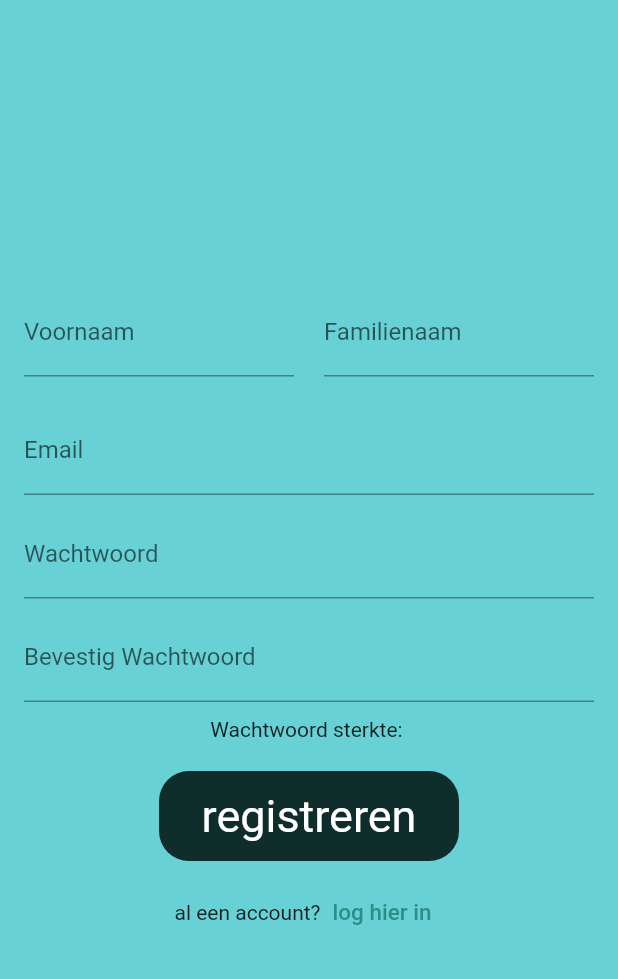
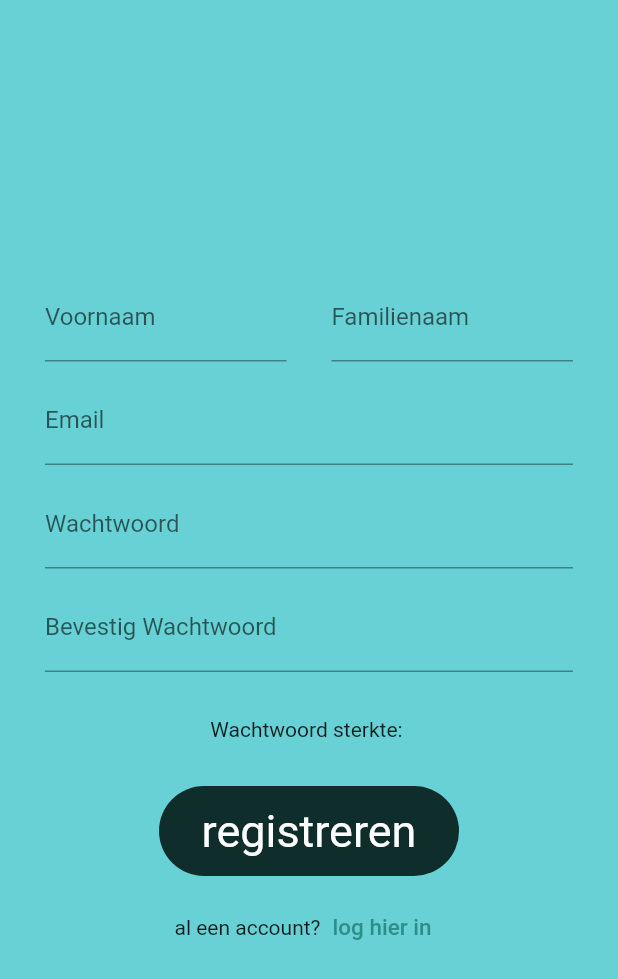
Before and after one commit to Lenaerts-Nestor/Project_Mobile_Development, a Flutter app: the screen it shows after launch, after a tap on "Maak een account", on a phone screen of 412 x 824 dp. Shown: the top 979 px of the screen. Run offline on Flutter 3.47's test engine with Material 2 defaults, Android fonts, the phone set to English and light mode, and no system bars; our stand-ins replace cloud_firestore, firebase_auth, firebase_core, flutter_map, flutter_svg, google_nav_bar and 1 more; accounts and stored records are empty; network calls fail.

Commit message:
major design refactor update

```diff
--- a/lib/components/custom_button.dart
+++ b/lib/components/custom_button.dart
@@ -21,14 +21,14 @@ class BlackButton extends StatelessWidget {
       width: 200,
       height: 60,
       child: Material(
-        borderRadius: BorderRadius.circular(20),
+        borderRadius: BorderRadius.circular(radius),
         color: backgroundColor,
         child: InkWell(
           onTap: onPressed,
           child: Center(
             child: Text(
               text,
-              style: TextStyle(
+              style: const TextStyle(
                 color: color1,
                 fontSize: fontSize3,
               ),
--- a/lib/components/style/designStyle.dart
+++ b/lib/components/style/designStyle.dart
@@ -6,9 +6,9 @@
 import 'package:flutter/material.dart';
 
 //font sizes
-double fontSize1 = 15;
-double fontSize2 = 20;
-double fontSize3 = 30;
+const double fontSize1 = 15;
+const double fontSize2 = 20;
+const double fontSize3 = 30;
 
 // font families
 String fontFamilyTitle = "Intro";
@@ -24,6 +24,14 @@ const Color color4 = Color(0xFF67D1D6);
 const Color color5 = Color(0xFF2D8E89);
 const Color color6 = Color(0xFF0F2D2B);
 const Color color7 = Color(0xFF933737);
+
+// offsets
+const double padding = 30;
+const double verticalSpacing1 = 10;
+const double verticalSpacing2 = 30;
+
+//corners
+const double radius = 30;
 
 // iconsizes
 const double iconSizeNav = 35;
--- a/lib/pages/login-register/login/forgot_password_page.dart
+++ b/lib/pages/login-register/login/forgot_password_page.dart
@@ -2,6 +2,7 @@
 
 import 'package:firebase_auth/firebase_auth.dart';
 import 'package:flutter/material.dart';
+import 'package:parkflow/components/style/designStyle.dart';
 
 import '../../../main.dart';
 import 'package:parkflow/pages/login-register/login/login_page.dart';
@@ -44,7 +45,7 @@ class _ForgotPasswordPageState extends State<ForgotPasswordPage> {
                 decoration: const InputDecoration(labelText: 'Email'),
               ),
               const SizedBox(
-                height: 30,
+                height: verticalSpacing2,
               ),
               BlackButton(
                 onPressed: resetPassword,
--- a/lib/pages/login-register/login/login_page.dart
+++ b/lib/pages/login-register/login/login_page.dart
@@ -1,13 +1,14 @@
 // ignore_for_file: library_private_types_in_public_api
 
 import 'package:flutter/material.dart';
+import 'package:parkflow/components/style/designStyle.dart';
 import 'package:parkflow/pages/login-register/auth_services.dart';
 import 'package:parkflow/pages/login-register/login/forgot_password_page.dart';
 import 'package:parkflow/pages/login-register/register/register_page.dart';
 import 'package:parkflow/components/custom_button.dart';
 import 'package:parkflow/components/custom_text_button.dart';
 import 'package:parkflow/components/custom_text.dart';
-import 'package:flutter_svg/flutter_svg.dart';
+import 'package:flutter_svg/svg.dart';
 
 class LoginPage extends StatefulWidget {
   const LoginPage({Key? key}) : super(key: key);
@@ -33,24 +34,24 @@ class _LoginPageState extends State<LoginPage> {
       body: SingleChildScrollView(
         child: SafeArea(
           child: Padding(
-            padding: const EdgeInsets.all(16),
+            padding: const EdgeInsets.all(padding),
             child: Column(
               mainAxisAlignment: MainAxisAlignment.center,
               children: [
-                const SizedBox(height: 30),
+                const SizedBox(height: verticalSpacing2*2),
                 Center(
                   child: SvgPicture.asset(
                     'assets/logo.svg',
-                    width: MediaQuery.of(context).size.width - 60,
+                    width: MediaQuery.of(context).size.width - padding*3,
                   ),
                 ),
-                const SizedBox(height: 40),
+                const SizedBox(height: verticalSpacing2*3),
                 const CustomText(
                   text: 'Parkeren was nog nooit zo eenvoudig',
                 ),
-                const SizedBox(height: 30),
+                const SizedBox(height: verticalSpacing2),
                 SizedBox(
-                  width: MediaQuery.of(context).size.width - 60,
+                  width: MediaQuery.of(context).size.width,
                   child: TextField(
                     controller: emailController,
                     textInputAction: TextInputAction.next,
@@ -60,10 +61,10 @@ class _LoginPageState extends State<LoginPage> {
                   ),
                 ),
                 const SizedBox(
-                  height: 10,
+                  height: verticalSpacing1,
                 ),
                 SizedBox(
-                  width: MediaQuery.of(context).size.width - 60,
+                  width: MediaQuery.of(context).size.width,
                   child: TextField(
                     controller: passwordController,
                     textInputAction: TextInputAction.done,
@@ -73,7 +74,7 @@ class _LoginPageState extends State<LoginPage> {
                     obscureText: true,
                   ),
                 ),
-                const SizedBox(height: 30),
+                const SizedBox(height: verticalSpacing2),
                 BlackButton(
                   onPressed: () =>
                       signin(context, emailController, passwordController),
--- a/lib/pages/login-register/register/register_page.dart
+++ b/lib/pages/login-register/register/register_page.dart
@@ -1,6 +1,7 @@
 // ignore_for_file: use_build_context_synchronously, avoid_print
 
 import 'package:flutter/material.dart';
+import 'package:parkflow/components/style/designStyle.dart';
 import 'package:parkflow/pages/home/home_page.dart';
 import 'package:parkflow/pages/login-register/auth_services.dart';
 import 'package:parkflow/pages/login-register/login/login_page.dart';
@@ -57,7 +58,7 @@ class _SignUpPageState extends State<RegisterPage> {
     return Scaffold(
       body: SafeArea(
         child: Padding(
-          padding: const EdgeInsets.all(16),
+          padding: const EdgeInsets.all(padding),
           child: Column(
             mainAxisAlignment: MainAxisAlignment.center,
             children: [
@@ -68,7 +69,7 @@ class _SignUpPageState extends State<RegisterPage> {
                         nameController, 'Voornaam', TextInputAction.next,
                         obscureText: false),
                   ),
-                  const SizedBox(width: 20),
+                  const SizedBox(width: padding),
                   Expanded(
                     child: _buildTextField(
                       familyNameController,
@@ -79,20 +80,20 @@ class _SignUpPageState extends State<RegisterPage> {
                   ),
                 ],
               ),
-              const SizedBox(height: 20),
+              const SizedBox(height: verticalSpacing1),
               _buildTextField(emailController, 'Email', TextInputAction.next,
                   obscureText: false),
-              const SizedBox(height: 10),
+              const SizedBox(height: verticalSpacing1),
               _buildTextField(
                   passwordController, 'Wachtwoord', TextInputAction.next,
                   obscureText: true),
-              const SizedBox(height: 10),
+              const SizedBox(height: verticalSpacing1),
               _buildTextField(confirmPasswordController, 'Bevestig Wachtwoord',
                   TextInputAction.done,
                   obscureText: true),
-              const SizedBox(height: 10),
+              const SizedBox(height: verticalSpacing2),
               Text('Wachtwoord sterkte: $_passwordStrength'),
-              const SizedBox(height: 20),
+              const SizedBox(height: verticalSpacing2),
               BlackButton(
                 onPressed: _passwordStrength == 'zwak'
                     ? null
@@ -119,7 +120,7 @@ class _SignUpPageState extends State<RegisterPage> {
                       },
                 text: 'registreren',
               ),
-              const SizedBox(height: 10),
+              const SizedBox(height: verticalSpacing1),
               Row(
                 mainAxisAlignment: MainAxisAlignment.center,
                 children: [
--- a/pubspec.yaml
+++ b/pubspec.yaml
@@ -30,3 +30,4 @@ flutter:
   uses-material-design: true
   assets:
     - assets/logo.svg
+    - assets/usericon.svg
```
Also changed, not shown: lib/pages/map/map_functions.dart (+47 -32 lines), lib/pages/settings/pages/profielPage.dart (+21 -10 lines), assets/logo.svg, assets/usericon.svg (added).
